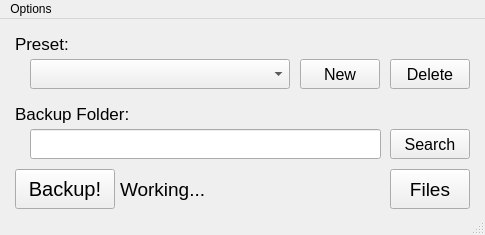
Above: src/MainWindow/mainwindow.ui from Dwyriel/Backup_Utility before the change. Below: the same form after it.
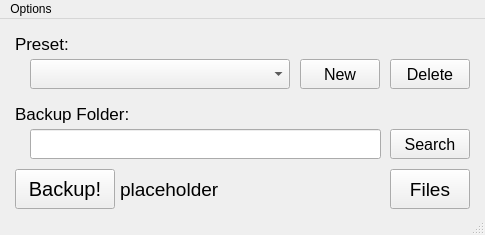
That is the form after the change. Icons and pictures are not drawn. Custom widgets are drawn as their Qt base class.

```diff
--- a/src/MainWindow/mainwindow.ui
+++ b/src/MainWindow/mainwindow.ui
@@ -252,7 +252,7 @@
      </font>
     </property>
     <property name="text">
-     <string>Working...</string>
+     <string>placeholder</string>
     </property>
     <property name="textFormat">
      <enum>Qt::AutoText</enum>
```
